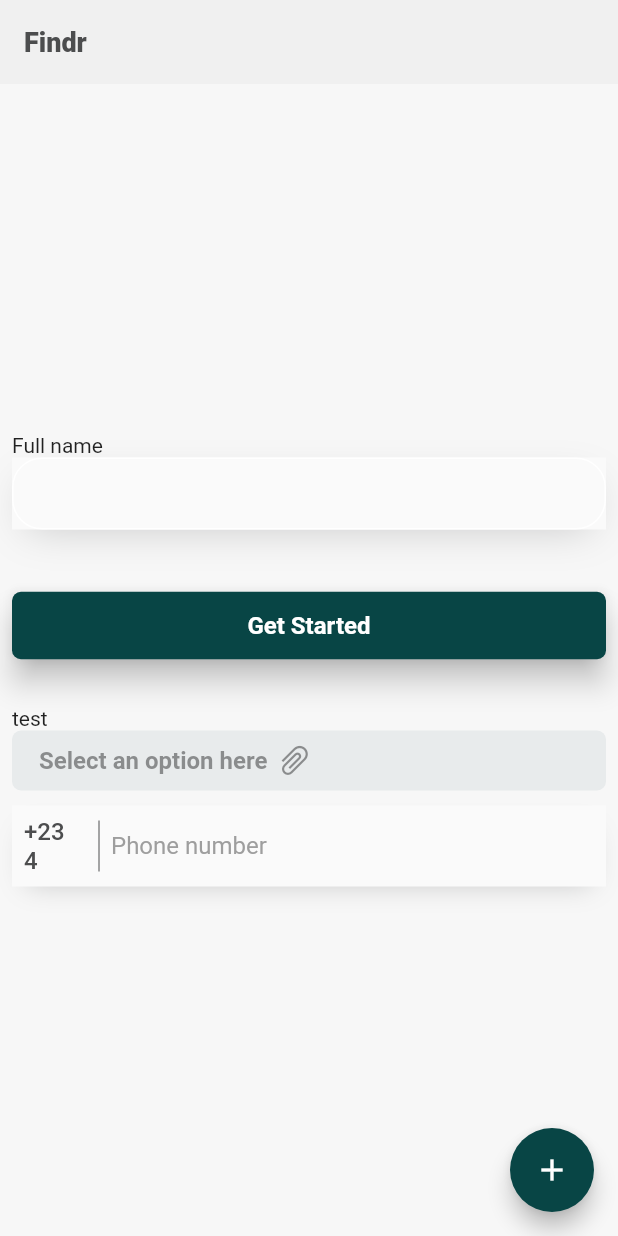
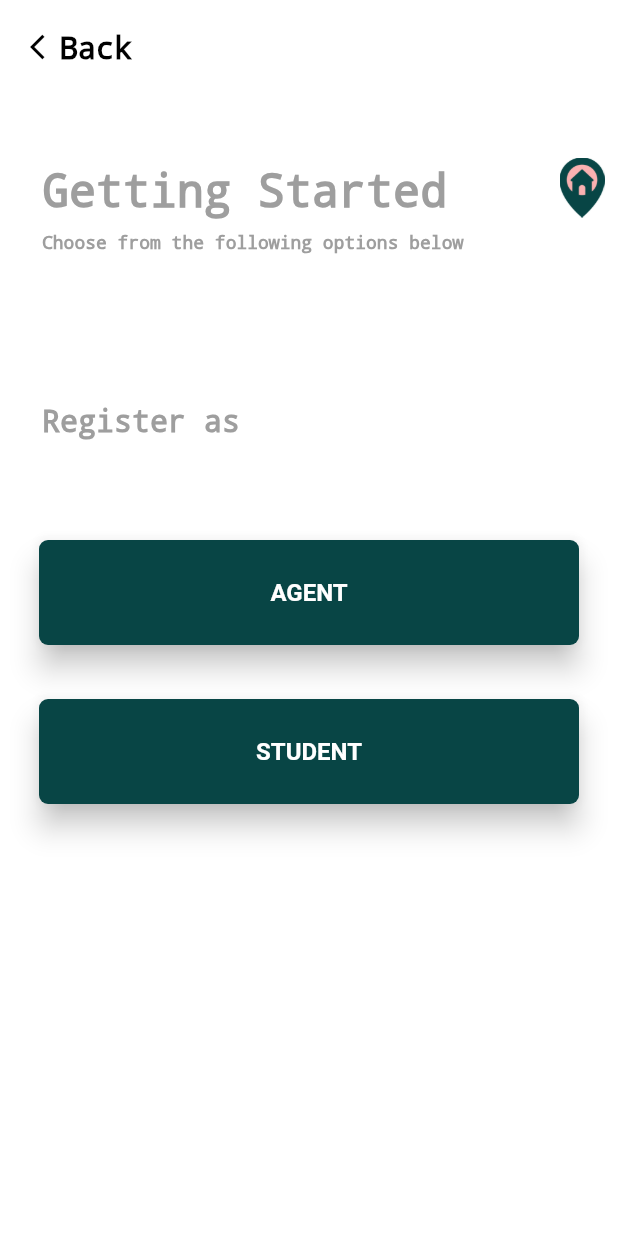
Before and after one commit to classyk12/Findr, a Flutter app: the screen it shows after launch, after a tap on "Get Started", on a phone screen of 412 x 824 dp. Run offline on Flutter 3.47's test engine with Material 2 defaults, Android fonts, the phone set to English and light mode, and no system bars; drawn by our look-alikes of country_code_picker; our stand-ins replace line_icons.

Commit message:
created landing1, splash and landing2 screens

```diff
--- a/lib/main.dart
+++ b/lib/main.dart
@@ -1,13 +1,11 @@
 
-import 'package:findr/screens/onboarding_screen.dart';
-import 'package:findr/utils/margin.dart';
+import 'package:findr/screens/Onboarding/landing_page2.dart';
+import 'package:findr/screens/onboarding/landing_page.dart';
+import 'package:findr/screens/splash_screen.dart';
 import 'package:findr/utils/themes.dart';
-import 'package:findr/widgets/button.dart';
-import 'package:findr/widgets/file_upload_button.dart';
-import 'package:findr/widgets/password_input.dart';
-import 'package:findr/widgets/phone_field.dart';
-import 'package:findr/widgets/text_input.dart';
 import 'package:flutter/material.dart';
+
+import 'screens/login_screen.dart';
 
 void main() => runApp(MyApp());
 
@@ -18,123 +16,16 @@ class MyApp extends StatelessWidget {
     return MaterialApp(
       debugShowCheckedModeBanner: false,
       title: 'Flutter Demo',
-//      theme: ThemeData(
-//        // This is the theme of your application.
-//        //
-//        // Try running your application with "flutter run". You'll see the
-//        // application has a blue toolbar. Then, without quitting the app, try
-//        // changing the primarySwatch below to Colors.green and then invoke
-//        // "hot reload" (press "r" in the console where you ran "flutter run",
-//        // or simply save your changes to "hot reload" in a Flutter IDE).
-//        // Notice that the counter didn't reset back to zero; the application
-//        // is not restarted.
-////        primarySwatch: Colors.blue,
-//      ),
       theme: lightTheme,
-//      darkTheme: darkTheme,
-
-
-      home: MyHomePage(title: 'Findr',),
+      darkTheme: darkTheme,
+   initialRoute: '/',
+      routes: {
+        '/': (context) => SplashScreen(),
+        // When navigating to the "/landing" route, build the landing_page widget.
+        '/login': (context) => LoginScreen(),
+        '/landing': (context) => LandingScreen2(),
+         '/agent-student':(context) => LandingScreen()
+      },
     );
   }
 }
-
-class MyHomePage extends StatefulWidget {
-  MyHomePage({Key key, this.title}) : super(key: key);
-
-  // This widget is the home page of your application. It is stateful, meaning
-  // that it has a State object (defined below) that contains fields that affect
-  // how it looks.
-
-  // This class is the configuration for the state. It holds the values (in this
-  // case the title) provided by the parent (in this case the App widget) and
-  // used by the build method of the State. Fields in a Widget subclass are
-  // always marked "final".
-
-  final String title;
-
-  @override
-  _MyHomePageState createState() => _MyHomePageState();
-}
-
-class _MyHomePageState extends State<MyHomePage> {
-  int _counter = 0;
-
-  void _incrementCounter() {
-    setState(() {
-      // This call to setState tells the Flutter framework that something has
-      // changed in this State, which causes it to rerun the build method below
-      // so that the display can reflect the updated values. If we changed
-      // _counter without calling setState(), then the build method would not be
-      // called again, and so nothing would appear to happen.
-      _counter++;
-    });
-  }
-  TextEditingController controller = TextEditingController();
-
-  @override
-  Widget build(BuildContext context) {
-    // This method is rerun every time setState is called, for instance as done
-    // by the _incrementCounter method above.
-    //
-    // The Flutter framework has been optimized to make rerunning build methods
-    // fast, so that you can just rebuild anything that needs updating rather
-    // than having to individually change instances of widgets.
-    return Scaffold(
-      backgroundColor: Color(0xfff7f7f7),
-      appBar: AppBar(
-        // Here we take the value from the MyHomePage object that was created by
-        // the App.build method, and use it to set our appbar title.
-        title: Text(widget.title),
-      ),
-      body: Center(
-        // Center is a layout widget. It takes a single child and positions it
-        // in the middle of the parent.
-        child: Padding(
-          padding: const EdgeInsets.all(8.0),
-          child: ListView(
-            shrinkWrap: true,
-            // Column is also a layout widget. It takes a list of children and
-            // arranges them vertically. By default, it sizes itself to fit its
-            // children horizontally, and tries to be as tall as its parent.
-            //
-            // Invoke "debug painting" (press "p" in the console, choose the
-            // "Toggle Debug Paint" action from the Flutter Inspector in Android
-            // Studio, or the "Toggle Debug Paint" command in Visual Studio Code)
-            // to see the wireframe for each widget.
-            //
-            // Column has various properties to control how it sizes itself and
-            // how it positions its children. Here we use mainAxisAlignment to
-            // center the children vertically; the main axis here is the vertical
-            // axis because Columns are vertical (the cross axis would be
-            // horizontal).
-//            mainAxisAlignment: MainAxisAlignment.center,
-            children: <Widget>[
-
-
-              Text('Full name'),
-              TextInput(controller: null),
-              YMargin(10),
-//              PasswordInput(controller: null, hintText: "Password",),
-              YMargin(30),
-              Button(text: 'Get Started', onPressed: (){
-                debugPrint(controller.text);
-              }),
-              YMargin(30),
-              Text('test'),
-              UploadButton(onPressed: (){}),
-              YMargin(10),
-              PhoneField(hintText: 'Phone number', onChanged: (value){}, controller: controller,),
-
-            ],
-          ),
-        ),
-      ),
-      floatingActionButton: FloatingActionButton(
-        onPressed: _incrementCounter,
-        tooltip: 'Increment',
-        child: Icon(Icons.add),
-      ), // This trailing comma makes auto-formatting nicer for build methods.
-    );
-  }
-}
--- /dev/null
+++ b/lib/screens/Onboarding/landing_page.dart
@@ -0,0 +1,42 @@
+import 'package:flutter/material.dart';
+
+import '../../widgets/button.dart';
+
+
+
+
+class LandingScreen2 extends StatelessWidget {
+  @override
+  Widget build(BuildContext context) {
+    return Container(
+      color: Colors.white,
+         child: Expanded(
+          // heightFactor: 500,
+          child: Column(mainAxisAlignment: MainAxisAlignment.center,children: <Widget>[
+               Image.asset('assets/images/Findr2.png',height: 200.0, width: 200),
+               SizedBox(height:100),
+               Column(
+                 children: <Widget>[
+
+                     Padding(
+                       padding: const EdgeInsets.all(15.0),
+                       child: Button(text: 'Get Started', onPressed: (){
+                         Navigator.pushNamed(context, '/agent-student');
+                       },height: 70,),
+                     ),
+
+
+                   Text('Sign in',style: TextStyle(color: Colors.black,decoration:TextDecoration.none, fontSize: 20.0),),
+                 ],
+               ),
+
+
+
+                   Text('Terms and conditions',style: TextStyle(color: Colors.grey,decoration:TextDecoration.none, fontSize: 20.0),),
+
+
+            ])
+      // ),
+    ));
+  }
+}
--- /dev/null
+++ b/lib/screens/Onboarding/landing_page2.dart
@@ -0,0 +1,69 @@
+import 'package:flutter/material.dart';
+import '../../utils/margin.dart';
+import '../../utils/margin.dart';
+import '../../widgets/button.dart';
+
+
+
+
+class LandingScreen extends StatelessWidget {
+  @override
+  Widget build(BuildContext context) {
+    return Container(
+      color: Colors.white,
+      child: Padding(
+        padding: const EdgeInsets.all(8.0),
+        child: Column(
+          crossAxisAlignment: CrossAxisAlignment.start,
+          children: <Widget>[
+            Padding(
+              padding: const EdgeInsets.all(12.0),
+              child: SafeArea(
+                          child: Row(children: <Widget>[
+                  Icon(Icons.arrow_back_ios, color: Colors.black, size: 20.0,),
+                  Text('Back', style: TextStyle(fontWeight: FontWeight.bold,color: Colors.black, fontSize: 20.0, decoration: TextDecoration.none))
+                ]),
+              ),
+            ),
+            YMargin(50),
+            Column(
+              crossAxisAlignment: CrossAxisAlignment.start,
+              children: <Widget>[
+                Row(crossAxisAlignment: CrossAxisAlignment.start,children: <Widget>[
+
+                  Padding(
+                    padding: const EdgeInsets.fromLTRB(20.0,5.0,70.0,10.0),
+                    child: Text('Getting Started', style: TextStyle(color: Colors.grey, fontSize: 30.0, fontWeight: FontWeight.w900,
+                    decoration: TextDecoration.none)),
+                  ),
+                  Image.asset('assets/images/Findr_logo.png',height: 40.0, width: 40),
+                ],),
+                Padding(
+                  padding: const EdgeInsets.only(left: 20.0),
+                  child: Text('Choose from the following options below',style: TextStyle(color:Colors.grey,
+                  decoration: TextDecoration.none, fontSize: 12.0),),
+                ),
+              ],
+            ),
+          YMargin(80),
+          Padding(
+            padding: const EdgeInsets.all(20.0),
+            child: Text('Register as',style: TextStyle(color:Colors.grey,
+                    decoration: TextDecoration.none, fontSize: 20.0),),
+          ),
+          YMargin(30),
+          Padding(
+            padding: const EdgeInsets.all(18.0),
+            child: Button(onPressed: (){}, text: 'AGENT', height: 70.0),
+          ),
+
+          Padding(
+            padding: const EdgeInsets.all(18.0),
+            child: Button(onPressed: (){}, text: 'STUDENT', height: 70.0),
+          )
+          ],
+        ),
+      ),
+    );
+  }
+}
--- a/lib/screens/login_screen.dart
+++ b/lib/screens/login_screen.dart
@@ -3,7 +3,6 @@ import 'package:findr/widgets/button.dart';
 import 'package:findr/widgets/password_input.dart';
 import 'package:findr/widgets/text_input.dart';
 import 'package:flutter/material.dart';
-import 'package:line_icons/line_icons.dart';
 
 class LoginScreen extends StatelessWidget{
 
--- /dev/null
+++ b/lib/screens/splash_screen.dart
@@ -0,0 +1,42 @@
+
+import 'dart:async';
+
+import 'package:flutter/material.dart';
+
+class SplashScreen extends StatefulWidget {
+  @override
+  _SplashScreenState createState() => _SplashScreenState();
+}
+
+class _SplashScreenState extends State<SplashScreen> {
+//  @override
+//  void initState() {
+//    super.initState();
+//
+//  }
+
+  Timer t;
+
+  @override
+  Widget build(BuildContext context) {
+    t = Timer(Duration(seconds: 3),
+        () => Navigator.pushReplacementNamed(context, '/landing'));
+
+    return Container(
+      color: Colors.white,
+      child: Center(
+        child: Column(
+          mainAxisAlignment: MainAxisAlignment.center,
+          children:<Widget>[
+             Image.asset('assets/images/Findr2.png',height: 200.0, width: 200),
+          ]
+        ),
+    ));
+  }
+
+  @override
+  void dispose() {
+    super.dispose();
+    t.cancel();
+  }
+}
--- a/lib/widgets/button.dart
+++ b/lib/widgets/button.dart
@@ -1,6 +1,5 @@
 
 import 'package:findr/utils/margin.dart';
-import 'package:findr/utils/themes.dart';
 import 'package:flutter/material.dart';
 
 class Button extends StatelessWidget {
@@ -8,9 +7,9 @@ class Button extends StatelessWidget {
   final String text;
   final VoidCallback onPressed;
   final double width;
+  final double height;
 
-
-  Button({@required this.text, @required this.onPressed, this.width = 0.0});
+  Button({@required this.text, @required this.onPressed, this.width = 0.0, this.height=0.0});
 
   @override
   Widget build(BuildContext context) {
@@ -28,6 +27,8 @@ class Button extends StatelessWidget {
       width: width == 0.0 ? screenWidth(context) : width,
       constraints: BoxConstraints.tightForFinite(),
 
+      height: this.height,
+
       child: RaisedButton(
 
         splashColor: Colors.white.withOpacity(0.2),
--- a/lib/widgets/phone_field.dart
+++ b/lib/widgets/phone_field.dart
@@ -1,5 +1,4 @@
 import 'package:country_code_picker/country_code_picker.dart';
-import 'package:findr/utils/margin.dart';
 import 'package:findr/utils/themes.dart';
 import 'package:flutter/material.dart';
 
--- a/pubspec.yaml
+++ b/pubspec.yaml
@@ -45,10 +45,8 @@ flutter:
   uses-material-design: true
 
   # To add assets to your application, add an assets section, like this:
-#  assets:
-#  - assets/icons/
-  #  - images/a_dot_burr.jpeg
-  #  - images/a_dot_ham.jpeg
+  assets:
+    - assets/images/
 
   # An image asset can refer to one or more resolution-specific "variants", see
   # https://flutter.dev/assets-and-images/#resolution-aware.
```
Also changed, not shown: assets/images/Findr2.png (added), assets/images/Findr_logo.png (added), lib/screens/Onboarding/onboarding_screen.dart (renamed from lib/screens/onboarding_screen.dart).
